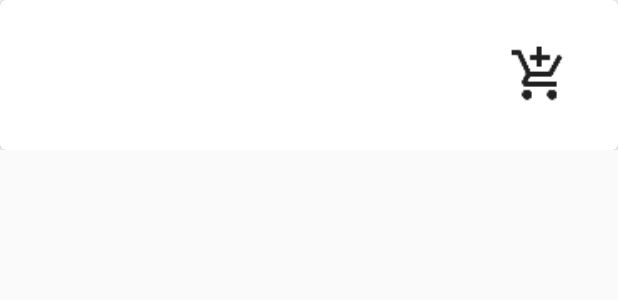
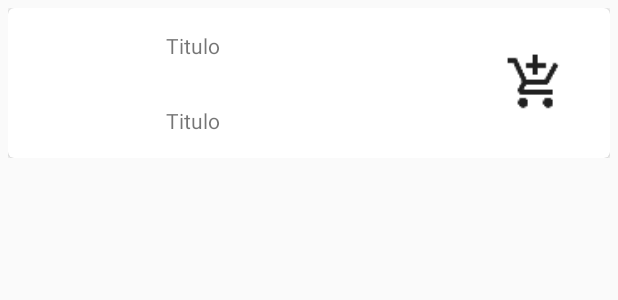
Before and after one commit to ur13l/SuperFacil, an Android app: the layout item_product.xml on its own in the app's theme, with its tools: preview values and no code run, on a phone screen of 412 x 824 dp. Shown: the top 300 px of the screen. Run offline under Robolectric (Android 15) with nearby library versions, the phone set to English and light mode, and no system bars.

```diff
--- a/app/src/main/AndroidManifest.xml
+++ b/app/src/main/AndroidManifest.xml
@@ -1,6 +1,8 @@
 <?xml version="1.0" encoding="utf-8"?>
 <manifest xmlns:android="http://schemas.android.com/apk/res/android"
     package="superfacil.com.superfacil">
+
+    <uses-permission android:name="android.permission.INTERNET" />
 
     <application
         android:allowBackup="true"
--- a/app/src/main/java/superfacil/com/superfacil/adapters/ProductsAdapter.java
+++ b/app/src/main/java/superfacil/com/superfacil/adapters/ProductsAdapter.java
@@ -45,7 +45,7 @@ public class ProductsAdapter extends RecyclerView.Adapter<ProductsAdapter.ViewHo
     public void onBindViewHolder(ViewHolder holder, int position) {
         Product product = mProducts.get(position);
 
-        Glide.with(mContext).load(product.getImage()).centerCrop().crossFade().into(holder.imageProduct);
+        Glide.with(mContext).load(product.getImage()).crossFade().into(holder.imageProduct);
         holder.productTitle.setText(product.getNombre());
         holder.productPrice.setText(String.valueOf(product.getPrecio()));
     }
--- a/app/src/main/java/superfacil/com/superfacil/utilities/DataHelper.java
+++ b/app/src/main/java/superfacil/com/superfacil/utilities/DataHelper.java
@@ -27,7 +27,7 @@ public class DataHelper {
             Product product = new Product();
             product.setId(randInt(1, 1000));
 
-            int prodNum = randInt(1, 8);
+            int prodNum = randInt(1, 7);
             product.setImage(images[prodNum]);
             product.setNombre(prodKeys[prodNum]);
             product.setPrecio(Double.parseDouble(prices[prodNum]));
--- a/app/src/main/res/layout/item_product.xml
+++ b/app/src/main/res/layout/item_product.xml
@@ -2,7 +2,8 @@
 <LinearLayout xmlns:android="http://schemas.android.com/apk/res/android"
     android:layout_width="match_parent"
     android:layout_height="100dp"
-    android:orientation="vertical">
+    android:orientation="vertical"
+    android:layout_margin="5dp">
 
     <android.support.v7.widget.CardView
         xmlns:card_view="http://schemas.android.com/apk/res-auto"
@@ -26,19 +27,24 @@
                 android:layout_width="0dp"
                 android:layout_weight="2"
                 android:layout_height="match_parent"
-                android:orientation="vertical">
+                android:orientation="vertical"
+                android:layout_marginLeft="5dp">
 
                 <TextView
                 android:id="@+id/name_product"
                 android:layout_width="match_parent"
                 android:layout_height="0dp"
-                android:layout_weight="1"/>
+                android:layout_weight="1"
+                    android:text="Titulo"
+                    android:gravity="center|left"/>
 
                 <TextView
                     android:id="@+id/price_product"
                     android:layout_width="match_parent"
                     android:layout_height="0dp"
-                    android:layout_weight="1"/>
+                    android:layout_weight="1"
+                    android:text="Titulo"
+                    android:gravity="center|left"/>
             </LinearLayout>
 
             <RelativeLayout
```
Also changed, not shown: app/src/main/java/superfacil/com/superfacil/DrawerActivity.java (+22 -11 lines), app/src/main/java/superfacil/com/superfacil/activities/ContentActivity.java (+16 -1 lines), app/src/main/java/superfacil/com/superfacil/callbacks/BackCallback.java (added, +8 -0 lines), app/src/main/java/superfacil/com/superfacil/callbacks/FragmentCallbacks.java (added, +8 -0 lines), app/src/main/java/superfacil/com/superfacil/fragments/PrincipalFragment.java (+42 -0 lines), app/src/main/java/superfacil/com/superfacil/fragments/SearchFragment.java (+34 -6 lines), app/src/main/res/layout/app_bar_drawer.xml (+0 -8 lines).
